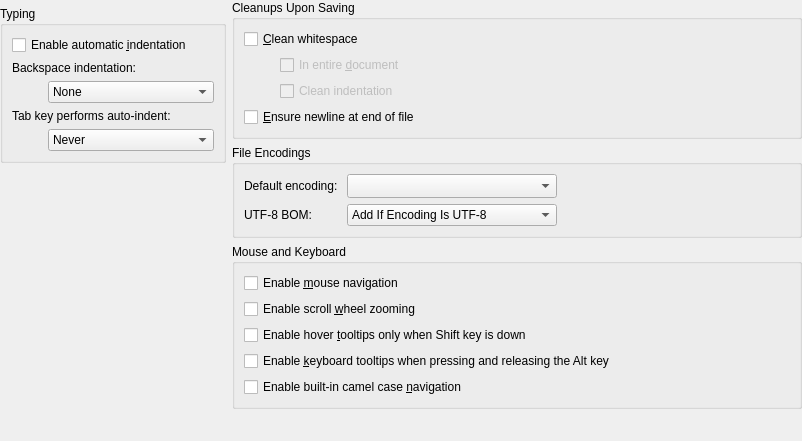
Old version of the form src/plugins/texteditor/behaviorsettingswidget.ui in the repository qt-creator/qt-creator.
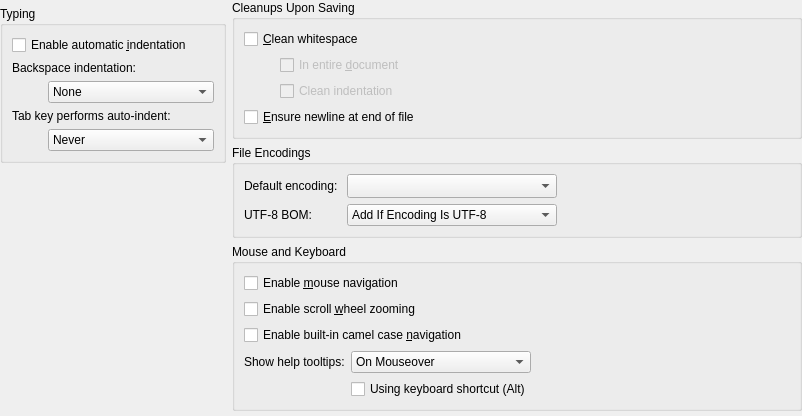
New version of the form. Custom widgets are drawn as their Qt base class.

Commit message: Editor help tool tip options cleanup.

What changed in the file:
```diff
--- a/src/plugins/texteditor/behaviorsettingswidget.ui
+++ b/src/plugins/texteditor/behaviorsettingswidget.ui
@@ -7,7 +7,7 @@
     <x>0</x>
     <y>0</y>
     <width>802</width>
-    <height>441</height>
+    <height>416</height>
    </rect>
   </property>
   <layout class="QHBoxLayout" name="horizontalLayout">
@@ -334,20 +334,6 @@
           </property>
          </widget>
         </item>
-        <item>
-         <widget class="QCheckBox" name="constrainTooltips">
-          <property name="text">
-           <string>Enable hover &amp;tooltips only when Shift key is down</string>
-          </property>
-         </widget>
-        </item>
-        <item>
-         <widget class="QCheckBox" name="keyboardTooltips">
-          <property name="text">
-           <string>Enable &amp;keyboard tooltips when pressing and releasing the Alt key</string>
-          </property>
-         </widget>
-        </item>
         <item>
          <widget class="QCheckBox" name="camelCaseNavigation">
           <property name="text">
@@ -355,6 +341,54 @@
           </property>
          </widget>
         </item>
+        <item>
+         <layout class="QGridLayout" name="gridLayout_4">
+          <item row="0" column="0">
+           <widget class="QLabel" name="helpTooltipsLabel">
+            <property name="text">
+             <string>Show help tooltips:</string>
+            </property>
+           </widget>
+          </item>
+          <item row="0" column="1">
+           <widget class="QComboBox" name="constrainTooltipsBox">
+            <item>
+             <property name="text">
+              <string>On Mouseover</string>
+             </property>
+            </item>
+            <item>
+             <property name="text">
+              <string>On Shift+Mouseover</string>
+             </property>
+            </item>
+           </widget>
+          </item>
+          <item row="0" column="2">
+           <spacer name="horizontalSpacer">
+            <property name="orientation">
+             <enum>Qt::Horizontal</enum>
+            </property>
+            <property name="sizeHint" stdset="0">
+             <size>
+              <width>40</width>
+              <height>20</height>
+             </size>
+            </property>
+           </spacer>
+          </item>
+          <item row="1" column="1">
+           <widget class="QCheckBox" name="keyboardTooltips">
+            <property name="toolTip">
+             <string>Press Alt to display context-sensitive help or type information as tooltips.</string>
+            </property>
+            <property name="text">
+             <string>Using keyboard shortcut (Alt)</string>
+            </property>
+           </widget>
+          </item>
+         </layout>
+        </item>
        </layout>
       </widget>
      </item>
@@ -366,7 +400,7 @@
        <property name="sizeHint" stdset="0">
         <size>
          <width>20</width>
-         <height>10</height>
+         <height>40</height>
         </size>
        </property>
       </spacer>
```
Left out of the diff: 14 changed lines with no effect on the pictures. The commit also changes 3 other files.
